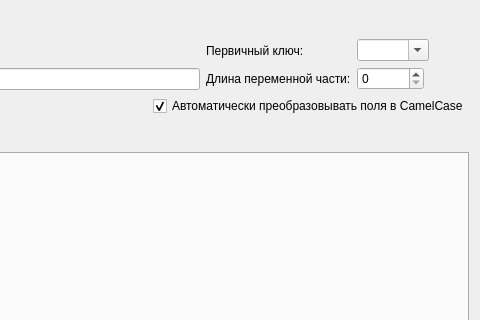
The window that FmtLib/ui/fmtworkwindow.ui (Smitt64/WorkFMT) describes before a commit, drawn with Qt 5; both pictures show x 395 to 875 and y 0 to 320 of the 875 by 600 pixel window.
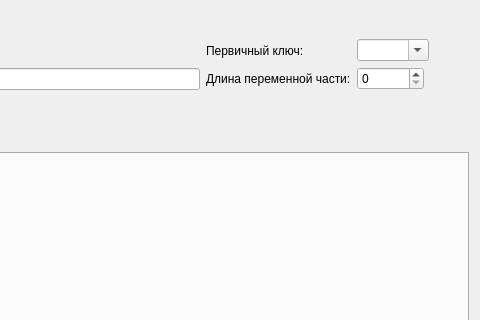
The same window after the commit. Icons and pictures are not drawn.

Diff of the .ui file:
```diff
--- a/FmtLib/ui/fmtworkwindow.ui
+++ b/FmtLib/ui/fmtworkwindow.ui
@@ -237,16 +237,6 @@
          </property>
         </spacer>
        </item>
-       <item>
-        <widget class="QCheckBox" name="autoCamelCase">
-         <property name="text">
-          <string>Автоматически преобразовывать поля в CamelCase</string>
-         </property>
-         <property name="checked">
-          <bool>true</bool>
-         </property>
-        </widget>
-       </item>
       </layout>
      </item>
     </layout>
```
Left out of the diff: 18 changed lines with no effect on the pictures.
